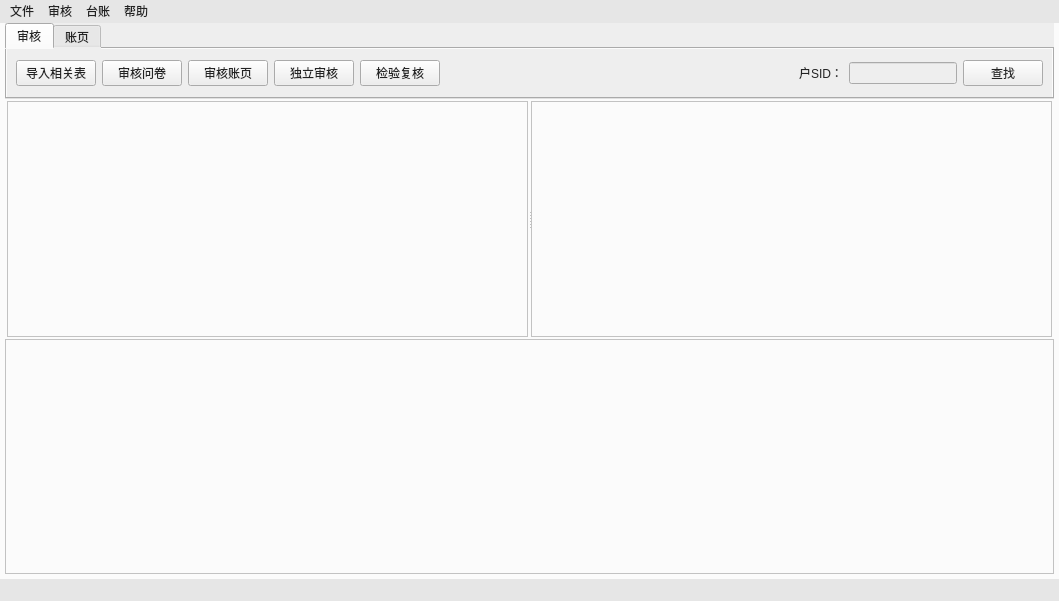
Before: the Qt Designer form mainWinUI.ui in JosephineSu/Auditing, drawn with Qt 5.
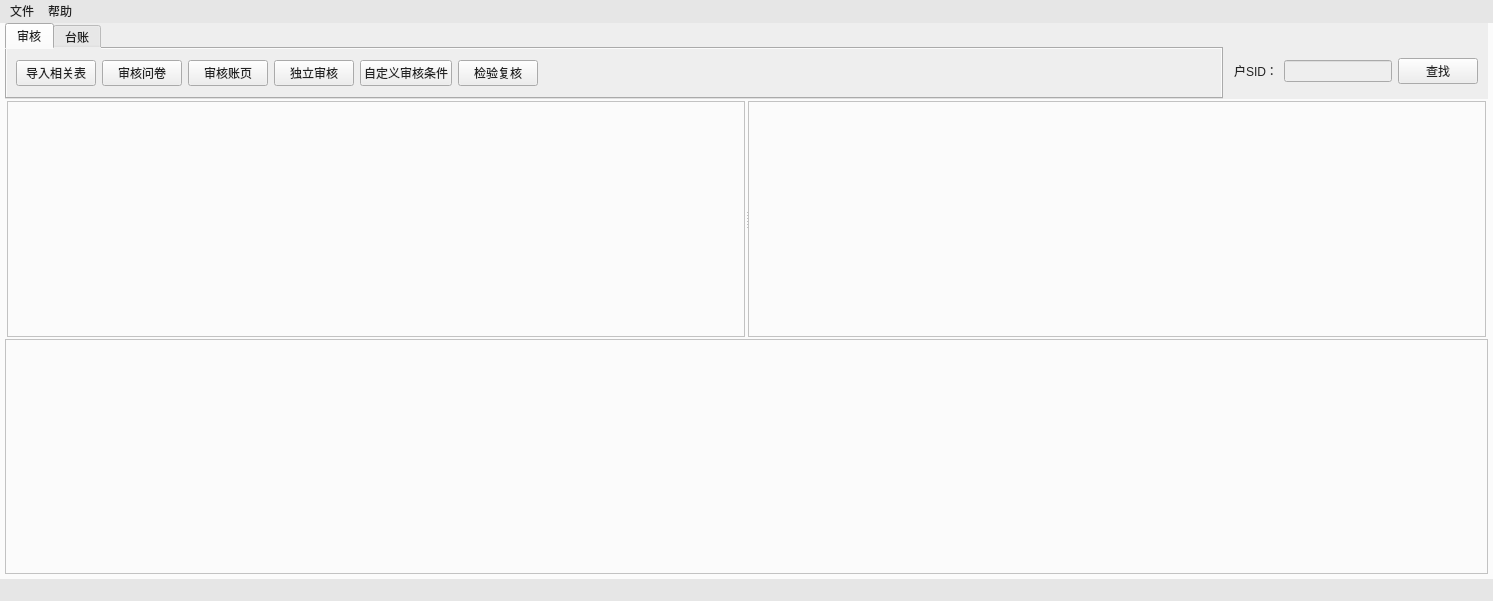
After: the same form once the commit is applied. The open tabs and pages were chosen to show the change. Icons and pictures are not drawn.

Commit message: 已完成台账功能，审核功能未继续添加

The edit to the form file:
```diff
--- a/mainWinUI.ui
+++ b/mainWinUI.ui
@@ -6,7 +6,7 @@
    <rect>
     <x>0</x>
     <y>0</y>
-    <width>1059</width>
+    <width>1493</width>
     <height>601</height>
    </rect>
   </property>
@@ -74,7 +74,7 @@
            <number>0</number>
           </property>
           <property name="rightMargin">
-           <number>0</number>
+           <number>10</number>
           </property>
           <property name="bottomMargin">
            <number>0</number>
@@ -145,6 +145,13 @@
                    </property>
                   </widget>
                  </item>
+                 <item>
+                  <widget class="QPushButton" name="pushButton">
+                   <property name="text">
+                    <string>自定义审核条件</string>
+                   </property>
+                  </widget>
+                 </item>
                  <item>
                   <widget class="QPushButton" name="ducplictCheck">
                    <property name="text">
@@ -165,33 +172,6 @@
                    </property>
                   </spacer>
                  </item>
-                 <item>
-                  <widget class="QLabel" name="label_3">
-                   <property name="text">
-                    <string>户SID：</string>
-                   </property>
-                  </widget>
-                 </item>
-                 <item>
-                  <widget class="QLineEdit" name="searchlineEdit">
-                   <property name="sizePolicy">
-                    <sizepolicy hsizetype="Preferred" vsizetype="Fixed">
-                     <horstretch>0</horstretch>
-                     <verstretch>0</verstretch>
-                    </sizepolicy>
-                   </property>
-                   <property name="inputMask">
-                    <string/>
-                   </property>
-                  </widget>
-                 </item>
-                 <item>
-                  <widget class="QPushButton" name="searchButton">
-                   <property name="text">
-                    <string>查找</string>
-                   </property>
-                  </widget>
-                 </item>
                 </layout>
                </widget>
               </item>
@@ -199,7 +179,7 @@
             </widget>
             <widget class="QWidget" name="tab_zy">
              <attribute name="title">
-              <string>账页</string>
+              <string>台账</string>
              </attribute>
              <layout class="QVBoxLayout" name="verticalLayout_5">
               <item>
@@ -321,6 +301,51 @@
             </widget>
            </widget>
           </item>
+          <item>
+           <widget class="QWidget" name="widget_5" native="true">
+            <layout class="QHBoxLayout" name="horizontalLayout_8">
+             <property name="leftMargin">
+              <number>5</number>
+             </property>
+             <property name="topMargin">
+              <number>20</number>
+             </property>
+             <property name="rightMargin">
+              <number>0</number>
+             </property>
+             <property name="bottomMargin">
+              <number>0</number>
+             </property>
+             <item>
+              <widget class="QLabel" name="label_3">
+               <property name="text">
+                <string>户SID：</string>
+               </property>
+              </widget>
+             </item>
+             <item>
+              <widget class="QLineEdit" name="searchlineEdit">
+               <property name="sizePolicy">
+                <sizepolicy hsizetype="Fixed" vsizetype="Fixed">
+                 <horstretch>0</horstretch>
+                 <verstretch>0</verstretch>
+                </sizepolicy>
+               </property>
+               <property name="inputMask">
+                <string/>
+               </property>
+              </widget>
+             </item>
+             <item>
+              <widget class="QPushButton" name="searchButton">
+               <property name="text">
+                <string>查找</string>
+               </property>
+              </widget>
+             </item>
+            </layout>
+           </widget>
+          </item>
          </layout>
         </widget>
        </item>
@@ -392,7 +417,11 @@
                 <number>0</number>
                </property>
                <item>
-                <widget class="QTableWidget" name="tableData"/>
+                <widget class="QTableWidget" name="tableData">
+                 <attribute name="horizontalHeaderStretchLastSection">
+                  <bool>true</bool>
+                 </attribute>
+                </widget>
                </item>
               </layout>
              </widget>
@@ -430,8 +459,8 @@
     <rect>
      <x>0</x>
      <y>0</y>
-     <width>1059</width>
-     <height>23</height>
+     <width>1493</width>
+     <height>30</height>
     </rect>
    </property>
    <widget class="QMenu" name="menu">
@@ -439,22 +468,6 @@
      <string>文件</string>
     </property>
     <addaction name="actionworkspace"/>
-    <addaction name="actionimportFile"/>
-    <addaction name="actionexportFiles"/>
-   </widget>
-   <widget class="QMenu" name="menu_2">
-    <property name="title">
-     <string>审核</string>
-    </property>
-    <addaction name="checkQuest"/>
-    <addaction name="checkZy"/>
-    <addaction name="checkIndepent"/>
-    <addaction name="actioncustomcheck"/>
-   </widget>
-   <widget class="QMenu" name="menu_3">
-    <property name="title">
-     <string>台账</string>
-    </property>
    </widget>
    <widget class="QMenu" name="menu_4">
     <property name="title">
@@ -463,8 +476,6 @@
     <addaction name="actionintruduce"/>
    </widget>
    <addaction name="menu"/>
-   <addaction name="menu_2"/>
-   <addaction name="menu_3"/>
    <addaction name="menu_4"/>
   </widget>
   <widget class="QStatusBar" name="statusbar"/>
```
Left out of the diff: 17 changed lines with no effect on the pictures. The commit also changes 33 other files.
